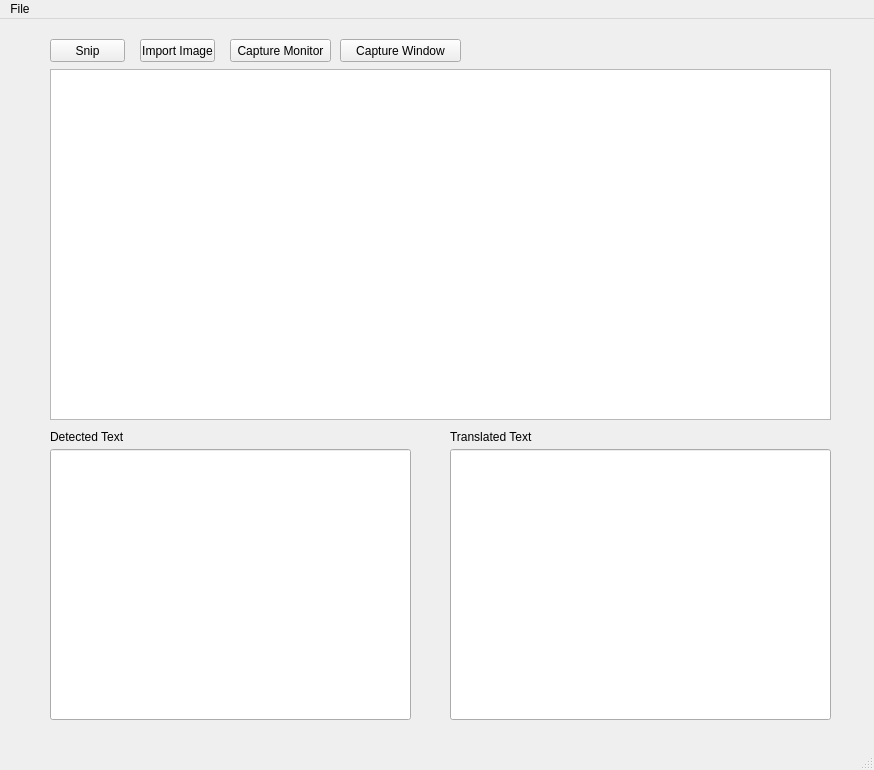
Above: gui.ui from windrianto3/SnipTranslate before the change. Below: the same form after it.
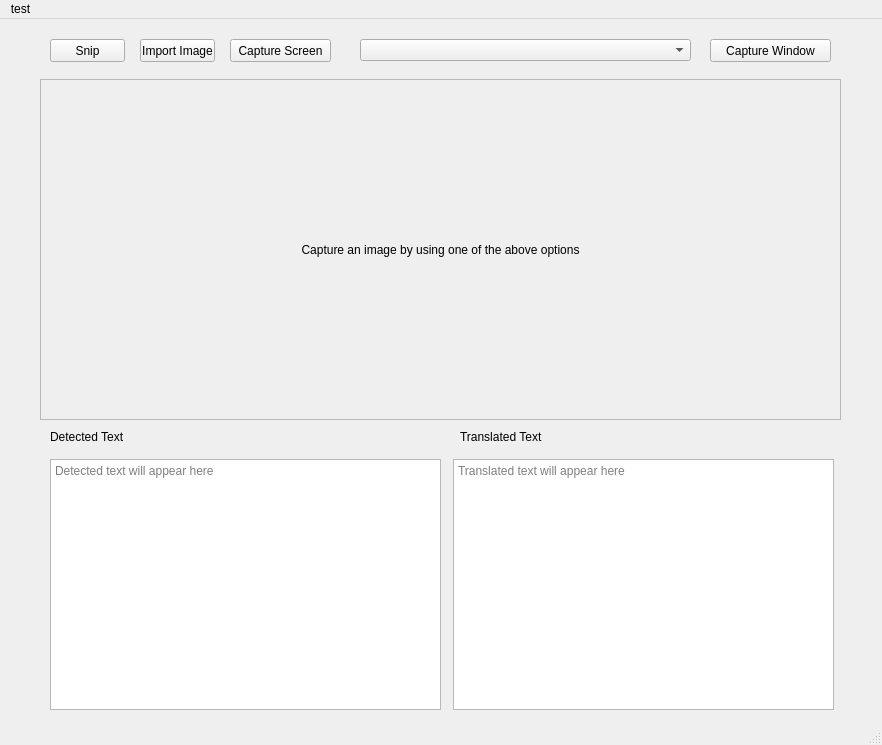
That is the form after the change. Custom widgets are drawn as their Qt base class.

Patch:
```diff
--- a/gui.ui
+++ b/gui.ui
@@ -6,53 +6,14 @@
    <rect>
     <x>0</x>
     <y>0</y>
-    <width>874</width>
-    <height>770</height>
+    <width>882</width>
+    <height>745</height>
    </rect>
   </property>
   <property name="windowTitle">
    <string>MainWindow</string>
   </property>
   <widget class="QWidget" name="centralwidget">
-   <widget class="QGraphicsView" name="graphicsView">
-    <property name="geometry">
-     <rect>
-      <x>50</x>
-      <y>50</y>
-      <width>781</width>
-      <height>351</height>
-     </rect>
-    </property>
-    <property name="autoFillBackground">
-     <bool>false</bool>
-    </property>
-   </widget>
-   <widget class="QLineEdit" name="translatedtext">
-    <property name="geometry">
-     <rect>
-      <x>450</x>
-      <y>430</y>
-      <width>381</width>
-      <height>271</height>
-     </rect>
-    </property>
-    <property name="readOnly">
-     <bool>true</bool>
-    </property>
-   </widget>
-   <widget class="QLineEdit" name="detectedText">
-    <property name="geometry">
-     <rect>
-      <x>50</x>
-      <y>430</y>
-      <width>361</width>
-      <height>271</height>
-     </rect>
-    </property>
-    <property name="readOnly">
-     <bool>true</bool>
-    </property>
-   </widget>
    <widget class="QLabel" name="label">
     <property name="geometry">
      <rect>
@@ -69,7 +30,7 @@
    <widget class="QLabel" name="label_2">
     <property name="geometry">
      <rect>
-      <x>450</x>
+      <x>460</x>
       <y>410</y>
       <width>111</width>
       <height>16</height>
@@ -115,13 +76,13 @@
      </rect>
     </property>
     <property name="text">
-     <string>Capture Monitor</string>
+     <string>Capture Screen</string>
     </property>
    </widget>
    <widget class="QPushButton" name="capwindowbutton">
     <property name="geometry">
      <rect>
-      <x>340</x>
+      <x>710</x>
       <y>20</y>
       <width>121</width>
       <height>23</height>
@@ -131,25 +92,102 @@
      <string>Capture Window</string>
     </property>
    </widget>
+   <widget class="QLabel" name="imagelabel">
+    <property name="geometry">
+     <rect>
+      <x>40</x>
+      <y>60</y>
+      <width>801</width>
+      <height>341</height>
+     </rect>
+    </property>
+    <property name="frameShape">
+     <enum>QFrame::StyledPanel</enum>
+    </property>
+    <property name="frameShadow">
+     <enum>QFrame::Raised</enum>
+    </property>
+    <property name="text">
+     <string>Capture an image by using one of the above options</string>
+    </property>
+    <property name="scaledContents">
+     <bool>false</bool>
+    </property>
+    <property name="alignment">
+     <set>Qt::AlignCenter</set>
+    </property>
+   </widget>
+   <widget class="QPlainTextEdit" name="detectedtextbox">
+    <property name="geometry">
+     <rect>
+      <x>50</x>
+      <y>440</y>
+      <width>391</width>
+      <height>251</height>
+     </rect>
+    </property>
+    <property name="readOnly">
+     <bool>true</bool>
+    </property>
+    <property name="placeholderText">
+     <string>Detected text will appear here</string>
+    </property>
+   </widget>
+   <widget class="QPlainTextEdit" name="translatedtextbox">
+    <property name="geometry">
+     <rect>
+      <x>453</x>
+      <y>440</y>
+      <width>381</width>
+      <height>251</height>
+     </rect>
+    </property>
+    <property name="readOnly">
+     <bool>true</bool>
+    </property>
+    <property name="placeholderText">
+     <string>Translated text will appear here</string>
+    </property>
+   </widget>
+   <widget class="WindowDropdownBox" name="windowbox">
+    <property name="geometry">
+     <rect>
+      <x>360</x>
+      <y>20</y>
+      <width>331</width>
+      <height>22</height>
+     </rect>
+    </property>
+    <property name="placeholderText">
+     <string extracomment="placeholder">Select a window to capture</string>
+    </property>
+   </widget>
   </widget>
   <widget class="QMenuBar" name="menubar">
    <property name="geometry">
     <rect>
      <x>0</x>
      <y>0</y>
-     <width>874</width>
+     <width>882</width>
      <height>21</height>
     </rect>
    </property>
-   <widget class="QMenu" name="menuFile">
+   <widget class="QMenu" name="menutest">
     <property name="title">
-     <string>File</string>
+     <string>test</string>
     </property>
    </widget>
-   <addaction name="menuFile"/>
+   <addaction name="menutest"/>
   </widget>
   <widget class="QStatusBar" name="statusbar"/>
  </widget>
+ <customwidgets>
+  <customwidget>
+   <class>WindowDropdownBox</class>
+   <extends>QComboBox</extends>
+   <header>windowdropdownbox</header>
+  </customwidget>
+ </customwidgets>
  <resources/>
  <connections/>
 </ui>
```
Left out of the diff: 5 changed lines with no effect on the pictures.
